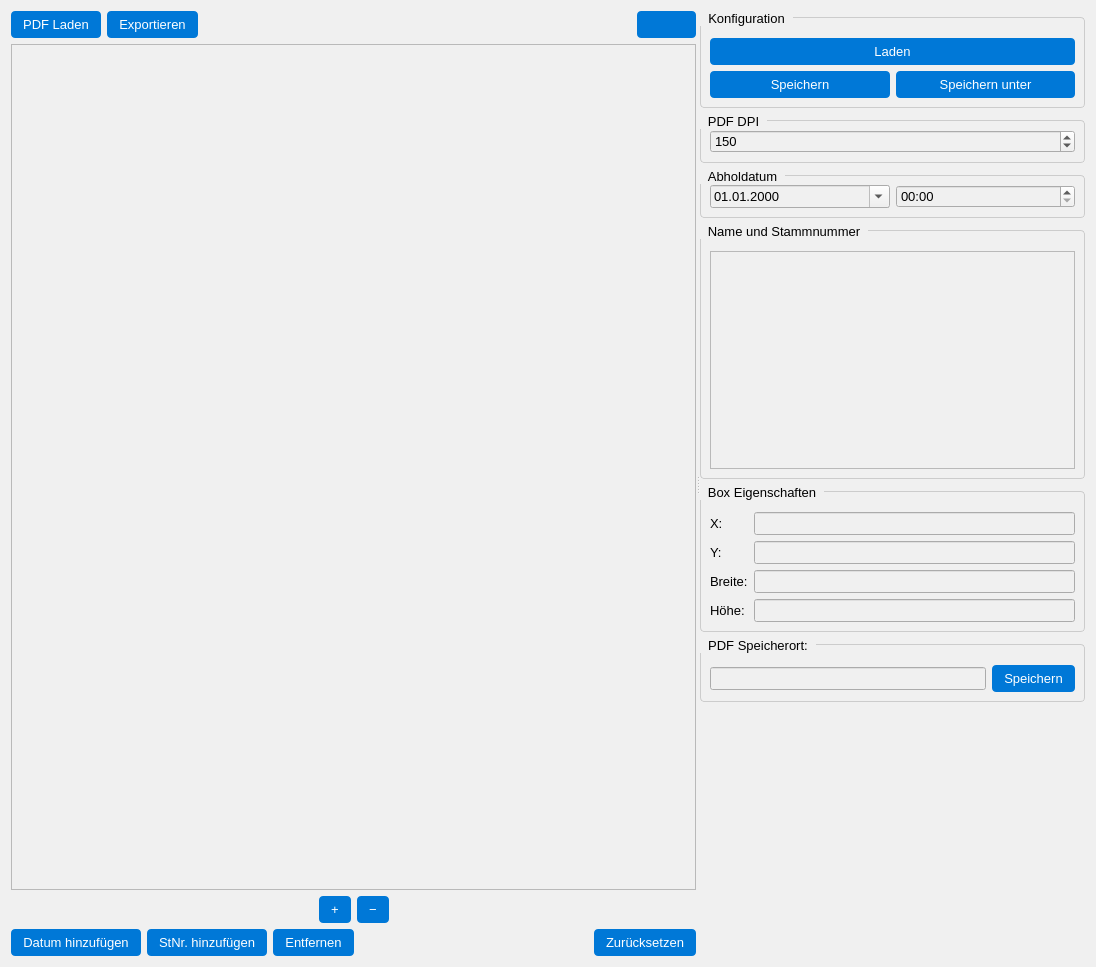
CodeName-666/VDataParser, file src/ui/design/pdf_display.ui: the form before one commit.
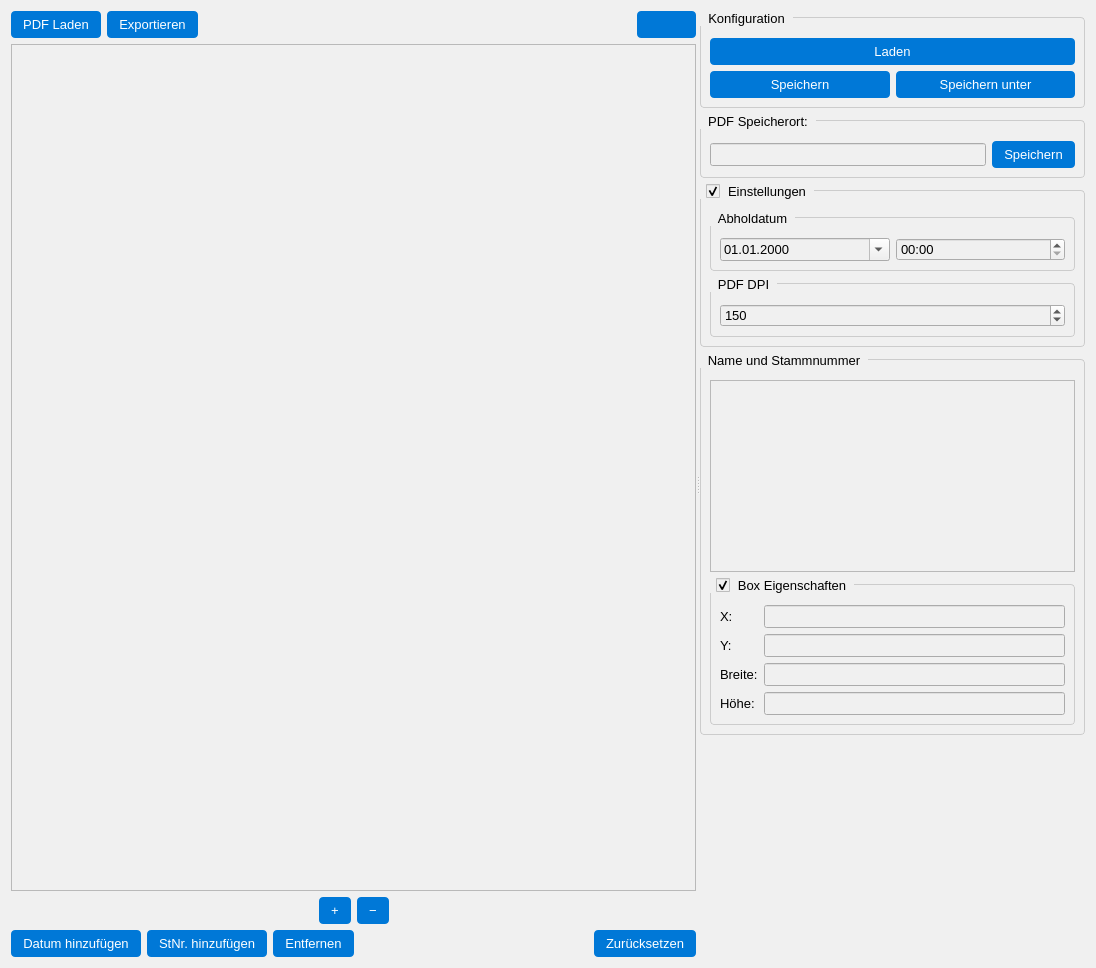
The form after the commit. Icons and pictures are not drawn.

Diff of the .ui file:
```diff
--- a/src/ui/design/pdf_display.ui
+++ b/src/ui/design/pdf_display.ui
@@ -7,7 +7,7 @@
     <x>0</x>
     <y>0</y>
     <width>1096</width>
-    <height>967</height>
+    <height>968</height>
    </rect>
   </property>
   <property name="windowTitle">
@@ -199,8 +199,8 @@
        </item>
       </layout>
      </widget>
-     <widget class="QWidget" name="layoutWidget">
-      <layout class="QVBoxLayout" name="pdf_display_layout">
+     <widget class="QWidget" name="configWidget" native="true">
+      <layout class="QVBoxLayout" name="verticalLayout_4">
        <item>
         <widget class="QGroupBox" name="groupBox_3">
          <property name="title">
@@ -245,11 +245,90 @@
         </widget>
        </item>
        <item>
+        <widget class="QGroupBox" name="groupBox">
+         <property name="title">
+          <string>PDF Speicherort:</string>
+         </property>
+         <layout class="QHBoxLayout" name="horizontalLayout_2">
+          <property name="topMargin">
+           <number>20</number>
+          </property>
+          <item>
+           <layout class="QHBoxLayout" name="layoutOutput">
+            <item>
+             <widget class="QLineEdit" name="lineEditOutputPath"/>
+            </item>
+            <item>
+             <widget class="QPushButton" name="btnSaveOutputPath">
+              <property name="text">
+               <string>Speichern</string>
+              </property>
+             </widget>
+            </item>
+           </layout>
+          </item>
+         </layout>
+        </widget>
+       </item>
+       <item>
+        <widget class="QGroupBox" name="groupBox_4">
+         <property name="autoFillBackground">
+          <bool>false</bool>
+         </property>
+         <property name="title">
+          <string>Einstellungen</string>
+         </property>
+         <property name="flat">
+          <bool>false</bool>
+         </property>
+         <property name="checkable">
+          <bool>true</bool>
+         </property>
+         <layout class="QVBoxLayout" name="verticalLayout_2">
+          <property name="topMargin">
+           <number>20</number>
+          </property>
+          <property name="rightMargin">
+           <number>9</number>
+          </property>
+          <item>
+           <widget class="QGroupBox" name="groupBoxPickupDate">
+            <property name="title">
+             <string>Abholdatum</string>
+            </property>
+            <layout class="QHBoxLayout" name="horizontalLayout_pickup_date">
+             <property name="topMargin">
+              <number>20</number>
+             </property>
+             <item>
+              <widget class="QDateEdit" name="dateEditPickup">
+               <property name="displayFormat">
+                <string>dd.MM.yyyy</string>
+               </property>
+               <property name="calendarPopup">
+                <bool>true</bool>
+               </property>
+              </widget>
+             </item>
+             <item>
+              <widget class="QTimeEdit" name="timeEditPickup">
+               <property name="displayFormat">
+                <string>HH:mm</string>
+               </property>
+              </widget>
+             </item>
+            </layout>
+           </widget>
+          </item>
+          <item>
        <widget class="QGroupBox" name="groupBoxDisplayDpi">
         <property name="title">
          <string>PDF DPI</string>
         </property>
          <layout class="QHBoxLayout" name="horizontalLayout_display_dpi">
+             <property name="topMargin">
+              <number>20</number>
+             </property>
           <item>
            <widget class="QSpinBox" name="spinBoxDisplayDpi">
             <property name="minimum">
@@ -266,29 +345,6 @@
          </layout>
        </widget>
       </item>
-      <item>
-       <widget class="QGroupBox" name="groupBoxPickupDate">
-        <property name="title">
-         <string>Abholdatum</string>
-        </property>
-        <layout class="QHBoxLayout" name="horizontalLayout_pickup_date">
-         <item>
-          <widget class="QDateEdit" name="dateEditPickup">
-           <property name="calendarPopup">
-            <bool>true</bool>
-           </property>
-           <property name="displayFormat">
-            <string>dd.MM.yyyy</string>
-           </property>
-          </widget>
-         </item>
-         <item>
-          <widget class="QTimeEdit" name="timeEditPickup">
-           <property name="displayFormat">
-            <string>HH:mm</string>
-           </property>
-          </widget>
-         </item>
         </layout>
        </widget>
       </item>
@@ -297,7 +353,7 @@
          <property name="title">
           <string>Name und Stammnummer</string>
          </property>
-         <layout class="QVBoxLayout" name="verticalLayout_2">
+         <layout class="QVBoxLayout" name="verticalLayout">
           <property name="topMargin">
            <number>20</number>
           </property>
@@ -311,14 +367,14 @@
             </property>
            </widget>
           </item>
-         </layout>
-        </widget>
-       </item>
        <item>
         <widget class="QGroupBox" name="groupBoxProperties">
          <property name="title">
           <string>Box Eigenschaften</string>
          </property>
+            <property name="checkable">
+             <bool>true</bool>
+            </property>
          <layout class="QFormLayout" name="formLayoutProperties">
           <property name="topMargin">
            <number>20</number>
@@ -394,29 +450,6 @@
          </layout>
         </widget>
        </item>
-       <item>
-        <widget class="QGroupBox" name="groupBox">
-         <property name="title">
-          <string>PDF Speicherort:</string>
-         </property>
-         <layout class="QHBoxLayout" name="horizontalLayout_2">
-          <property name="topMargin">
-           <number>20</number>
-          </property>
-          <item>
-           <layout class="QHBoxLayout" name="layoutOutput">
-            <item>
-             <widget class="QLineEdit" name="lineEditOutputPath"/>
-            </item>
-            <item>
-             <widget class="QPushButton" name="btnSaveOutputPath">
-              <property name="text">
-               <string>Speichern</string>
-              </property>
-             </widget>
-            </item>
-           </layout>
-          </item>
          </layout>
         </widget>
        </item>
@@ -431,7 +464,7 @@
          <property name="sizeHint" stdset="0">
           <size>
            <width>20</width>
-           <height>17</height>
+           <height>191</height>
           </size>
          </property>
         </spacer>
```
Lines whose indentation alone changed are shown as unchanged.
